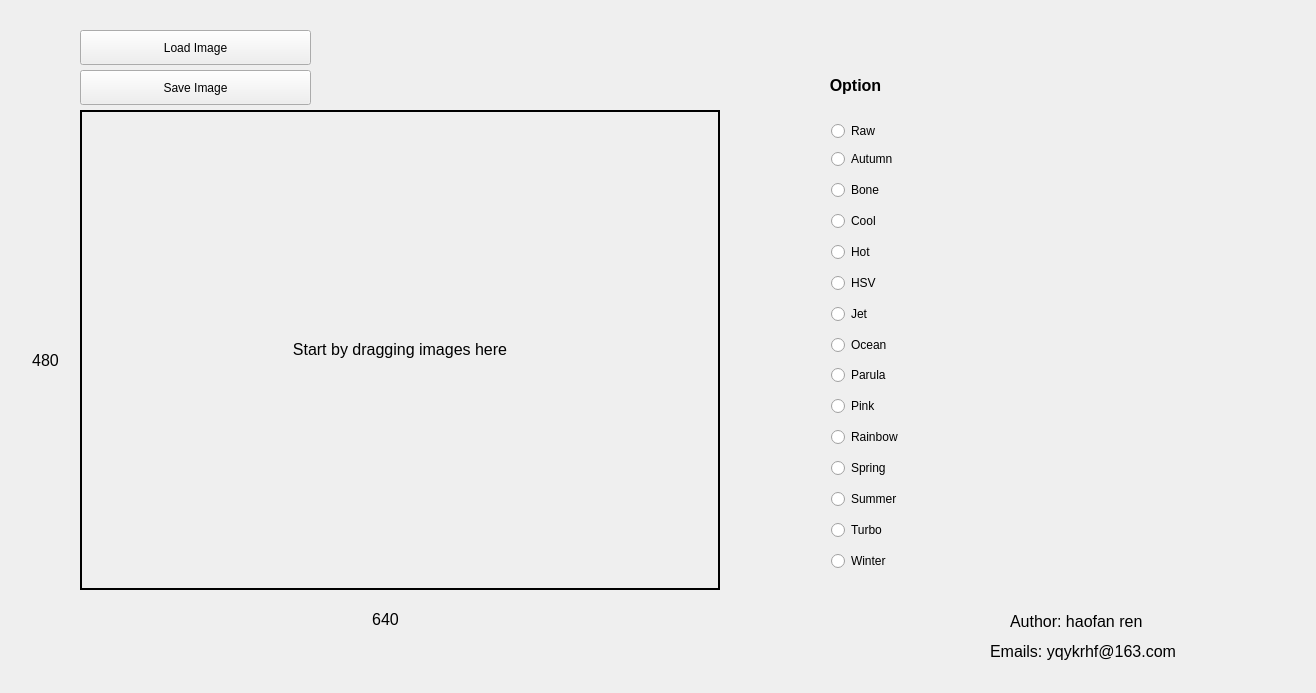
Old version of the form widget.ui in the repository renhaofan/ColorMap-RangeMap-Visualization.
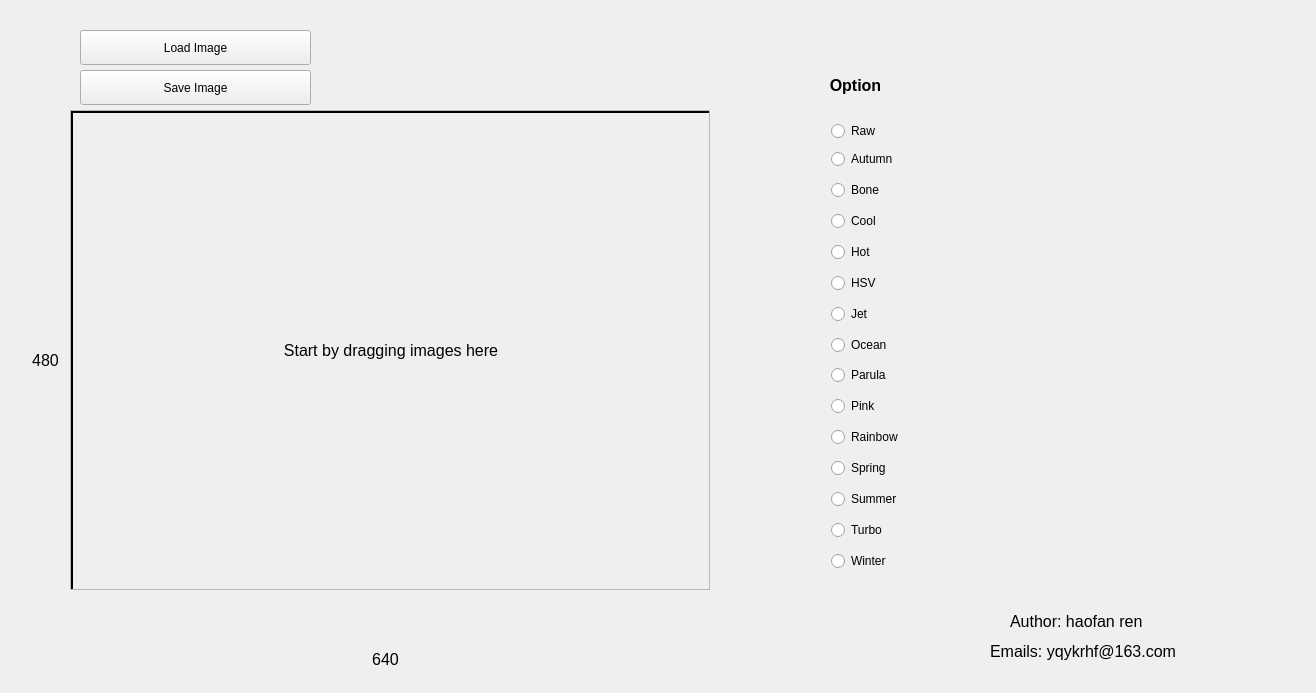
New version of the form. Icons and pictures are not drawn.

```diff
--- a/widget.ui
+++ b/widget.ui
@@ -36,27 +36,6 @@
     <string>&lt;html&gt;&lt;head/&gt;&lt;body&gt;&lt;p align=&quot;center&quot;&gt;&lt;span style=&quot; font-size:12pt; font-weight:600;&quot;&gt;Option&lt;/span&gt;&lt;/p&gt;&lt;/body&gt;&lt;/html&gt;</string>
    </property>
   </widget>
-  <widget class="QLabel" name="RawImageLabel">
-   <property name="geometry">
-    <rect>
-     <x>80</x>
-     <y>110</y>
-     <width>640</width>
-     <height>480</height>
-    </rect>
-   </property>
-   <property name="styleSheet">
-    <string notr="true">border-width: 2px;
-border-style: solid;
-border-color: rgb(0, 0, 0);</string>
-   </property>
-   <property name="text">
-    <string>&lt;html&gt;&lt;head/&gt;&lt;body&gt;&lt;p&gt;&lt;span style=&quot; font-size:12pt;&quot;&gt;Start by dragging images here&lt;/span&gt;&lt;/p&gt;&lt;/body&gt;&lt;/html&gt;</string>
-   </property>
-   <property name="alignment">
-    <set>Qt::AlignCenter</set>
-   </property>
-  </widget>
   <widget class="QLabel" name="WidthLabel">
    <property name="enabled">
     <bool>true</bool>
@@ -64,7 +43,7 @@
    <property name="geometry">
     <rect>
      <x>340</x>
-     <y>610</y>
+     <y>650</y>
      <width>91</width>
      <height>21</height>
     </rect>
@@ -527,6 +506,50 @@
     <string>Save Image</string>
    </property>
   </widget>
+  <widget class="QScrollArea" name="scrollArea">
+   <property name="geometry">
+    <rect>
+     <x>70</x>
+     <y>110</y>
+     <width>640</width>
+     <height>480</height>
+    </rect>
+   </property>
+   <property name="widgetResizable">
+    <bool>true</bool>
+   </property>
+   <widget class="QWidget" name="RawScrollArea">
+    <property name="geometry">
+     <rect>
+      <x>0</x>
+      <y>0</y>
+      <width>638</width>
+      <height>478</height>
+     </rect>
+    </property>
+    <widget class="QLabel" name="RawImageLabel">
+     <property name="geometry">
+      <rect>
+       <x>0</x>
+       <y>0</y>
+       <width>640</width>
+       <height>480</height>
+      </rect>
+     </property>
+     <property name="styleSheet">
+      <string notr="true">border-width: 2px;
+border-style: solid;
+border-color: rgb(0, 0, 0);</string>
+     </property>
+     <property name="text">
+      <string>&lt;html&gt;&lt;head/&gt;&lt;body&gt;&lt;p&gt;&lt;span style=&quot; font-size:12pt;&quot;&gt;Start by dragging images here&lt;/span&gt;&lt;/p&gt;&lt;/body&gt;&lt;/html&gt;</string>
+     </property>
+     <property name="alignment">
+      <set>Qt::AlignCenter</set>
+     </property>
+    </widget>
+   </widget>
+  </widget>
  </widget>
  <layoutdefault spacing="6" margin="11"/>
  <resources>
```
